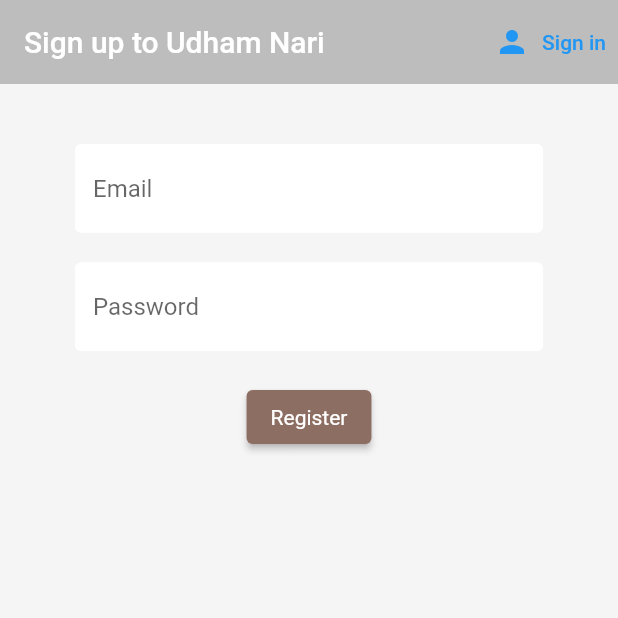
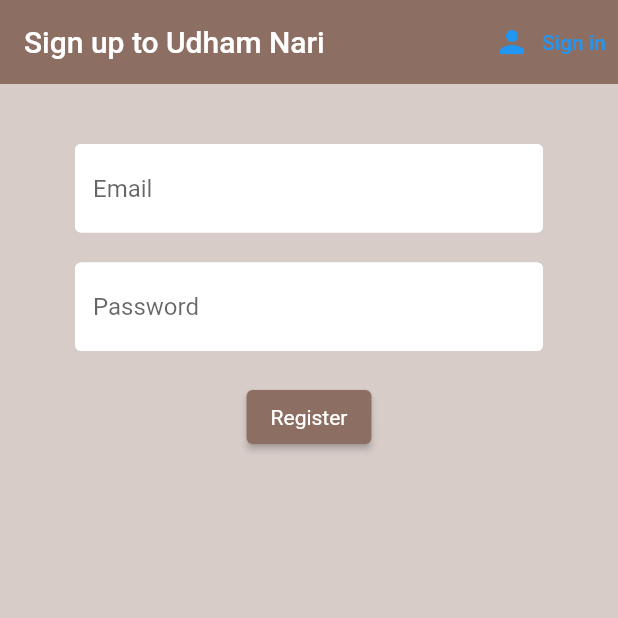
Before and after one commit to nepali-rakshya/chat_application_IT_Project, a Flutter app: the screen it shows after launch, after a tap on "Sign in", after a tap on "Register", on a phone screen of 412 x 824 dp, the top half of it. Run offline on Flutter 3.47's test engine with Material 2 defaults, Android fonts, the phone set to English and light mode, and no system bars; our stand-ins replace firebase_auth, firebase_core, flutter_spinkit; accounts and stored records are empty.

Commit message:
first commit

```diff
--- a/lib/screens/authenticate/register.dart
+++ b/lib/screens/authenticate/register.dart
@@ -26,9 +26,9 @@ class _RegisterState extends State<Register> {
     return loading
         ? Loading()
         : Scaffold(
-            backgroundColor: Colors.grey[100],
+            backgroundColor: Colors.brown[100],
             appBar: AppBar(
-                backgroundColor: Colors.grey[400],
+                backgroundColor: Colors.brown[400],
                 elevation: 0.0,
                 title: const Text('Sign up to Udham Nari'),
                 actions: <Widget>[
--- a/lib/screens/authenticate/sign_in.dart
+++ b/lib/screens/authenticate/sign_in.dart
@@ -27,9 +27,9 @@ class _SignInState extends State<SignIn> {
     return loading
         ? Loading() // only when loading is true the loading widget is shown else scaffold is shown
         : Scaffold(
-            backgroundColor: Colors.grey[100],
+            backgroundColor: Colors.brown[100],
             appBar: AppBar(
-              backgroundColor: Colors.grey[400],
+              backgroundColor: Colors.brown[400],
               elevation: 0.0,
               title: const Text('Sign in to Udham Nari'),
               actions: <Widget>[
--- a/lib/screens/home/home.dart
+++ b/lib/screens/home/home.dart
@@ -6,10 +6,10 @@ class Home extends StatelessWidget {
   @override
   Widget build(BuildContext context) {
     return Scaffold(
-      backgroundColor: Colors.grey[50],
+      backgroundColor: Colors.brown[50],
       appBar: AppBar(
         title: Text('Udham Nari'),
-        backgroundColor: Colors.grey[400],
+        backgroundColor: Colors.brown[400],
         elevation: 0.0,
         actions: <Widget>[
           TextButton.icon(
```
Also changed, not shown: 1 other file.
